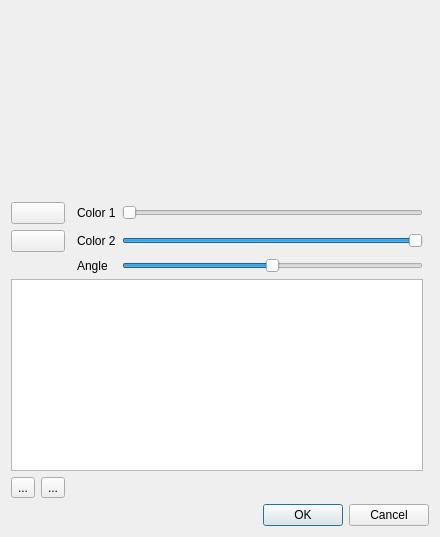
First picture: the form in src/ui/gradientedit_ui.ui, repository KDE/kdenlive, before the edit.
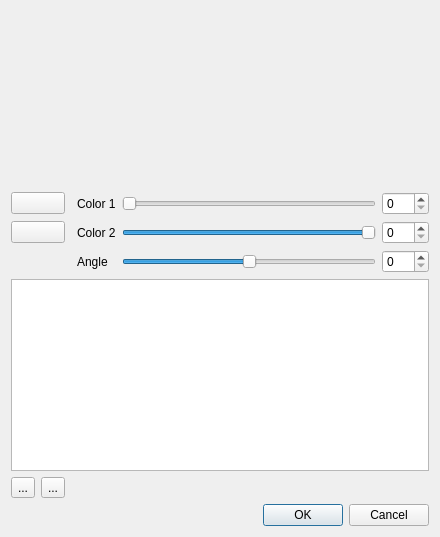
Second picture: the form after the edit. Icons and pictures are not drawn. Custom widgets are drawn as their Qt base class.

Commit message: Add spinbox with values in titler's gradient editor CCBUG: 502869

Diff of the .ui file:
```diff
--- a/src/ui/gradientedit_ui.ui
+++ b/src/ui/gradientedit_ui.ui
@@ -78,9 +78,6 @@
      </property>
     </widget>
    </item>
-   <item row="4" column="0" colspan="5">
-    <widget class="QListWidget" name="gradient_list"/>
-   </item>
    <item row="0" column="0" colspan="6">
     <widget class="QLabel" name="preview">
      <property name="sizePolicy">
@@ -184,6 +181,30 @@
      </property>
     </widget>
    </item>
+   <item row="3" column="5">
+    <widget class="QSpinBox" name="angle_spin">
+     <property name="maximum">
+      <number>180</number>
+     </property>
+    </widget>
+   </item>
+   <item row="4" column="0" colspan="6">
+    <widget class="QListWidget" name="gradient_list"/>
+   </item>
+   <item row="2" column="5">
+    <widget class="QSpinBox" name="color2_spin">
+     <property name="maximum">
+      <number>100</number>
+     </property>
+    </widget>
+   </item>
+   <item row="1" column="5">
+    <widget class="QSpinBox" name="color1_spin">
+     <property name="maximum">
+      <number>100</number>
+     </property>
+    </widget>
+   </item>
   </layout>
  </widget>
  <customwidgets>
```
Left out of the diff: 10 changed lines with no effect on the pictures. The commit also changes 1 other file.
